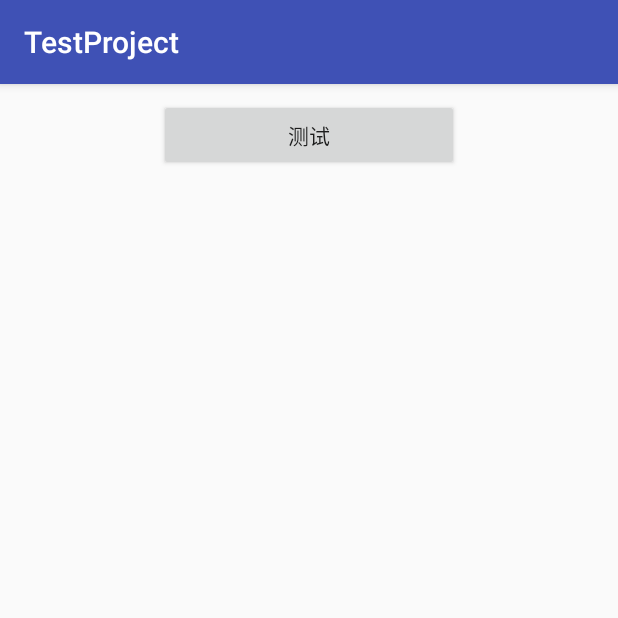
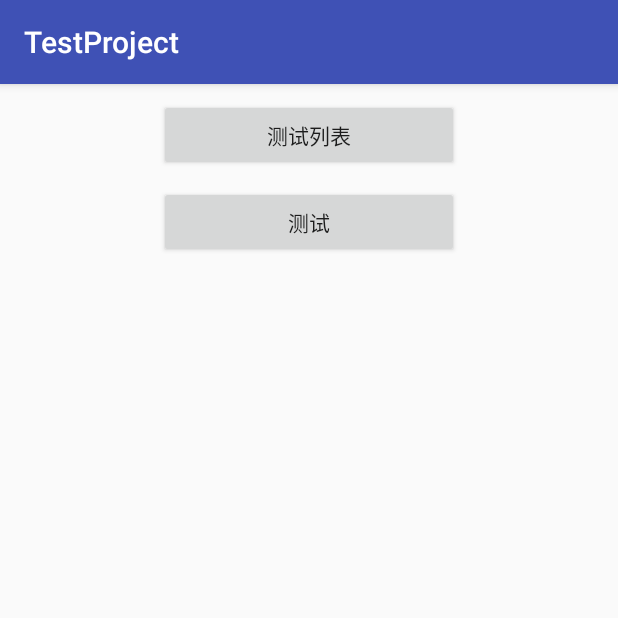
Before and after one commit to SwastikaFHF/scrollHeadView, an Android app: the screen it shows after launch (MainActivity), on a phone screen of 412 x 824 dp, the top half of it. Run offline under Robolectric (Android 15) with nearby library versions, the light colour scheme and no system bars.

Commit message:
优化代码结构

```diff
--- a/app/src/main/java/com/aitangba/testproject/MainActivity.java
+++ b/app/src/main/java/com/aitangba/testproject/MainActivity.java
@@ -7,6 +7,7 @@ import android.support.v7.app.AlertDialog;
 import android.support.v7.app.AppCompatActivity;
 import android.view.View;
 
+import com.aitangba.testproject.amap.LocationTestActivity;
 import com.aitangba.testproject.baseui.test.LoadingTestActivity;
 import com.aitangba.testproject.calendarview.CalendarActivity;
 import com.aitangba.testproject.cornerrectangle.CornerRectangleActivity;
@@ -17,9 +18,11 @@ import com.aitangba.testproject.flowlayout.FlowViewActivity;
 import com.aitangba.testproject.fragment.FragmentTestActivity;
 import com.aitangba.testproject.horizonscroll.HorizonScrollActivity;
 import com.aitangba.testproject.horizonscroll.HorizonScrollTestActivity;
+import com.aitangba.testproject.horizonscrollview.HorizonScrollAdActivity;
 import com.aitangba.testproject.irregularview.IrregularViewActivity;
 import com.aitangba.testproject.lightadapter.viewmodel.LightAdapterActivity;
 import com.aitangba.testproject.loadingview.LoadViewActivity;
+import com.aitangba.testproject.login.DrawTestActivity;
 import com.aitangba.testproject.multiadapter.ui.MultiAdapterActivity;
 import com.aitangba.testproject.numberpicker.NumberPickerActivity;
 import com.aitangba.testproject.paging.PagingListViewActivity;
@@ -47,32 +50,34 @@ public class MainActivity extends AppCompatActivity {
 
     private ArrayList<ActivityInfo> activityInfoList = new ArrayList<>();
     {
-        activityInfoList.add(new ActivityInfo("选择数字", NumberPickerActivity.class));
         activityInfoList.add(new ActivityInfo("水平滚动", HorizonScrollActivity.class));
+        activityInfoList.add(new ActivityInfo("水平滑动", HorizonScrollTestActivity.class));
         activityInfoList.add(new ActivityInfo("垂直滚动", ListViewActivity.class));
+        activityInfoList.add(new ActivityInfo("水平滑动广告图", HorizonScrollAdActivity.class));
+
         activityInfoList.add(new ActivityInfo("自定义Swipe", CustomSwipeActivity.class));
-        activityInfoList.add(new ActivityInfo("水平滑动", HorizonScrollTestActivity.class));
         activityInfoList.add(new ActivityInfo("自定义多样式adapter", MultiAdapterActivity.class));
         activityInfoList.add(new ActivityInfo("自定义多样式view_page", ViewPageActivity.class));
         activityInfoList.add(new ActivityInfo("自定义圆角背景的TextView", CornerRectangleActivity.class));
-        activityInfoList.add(new ActivityInfo("可滑动的activity", SlidingMenuActivity.class));
-        activityInfoList.add(new ActivityInfo("水平滑动广告图", com.aitangba.testproject.horizonscrollview.HorizonScrollActivity.class));
-        activityInfoList.add(new ActivityInfo("YouTube", YoutubeActivity.class));
-        activityInfoList.add(new ActivityInfo("边缘效应", EffectActivity.class));
         activityInfoList.add(new ActivityInfo("自定义progressbar", ProgressbarActivity.class));
         activityInfoList.add(new ActivityInfo("自定义Path", PathActivity.class));
+        activityInfoList.add(new ActivityInfo("自定义加载View", LoadViewActivity.class));
+
+        activityInfoList.add(new ActivityInfo("选择数字", NumberPickerActivity.class));
         activityInfoList.add(new ActivityInfo("WheelView", WheelViewActivity.class));
+        activityInfoList.add(new ActivityInfo("YouTube", YoutubeActivity.class));
+        activityInfoList.add(new ActivityInfo("可滑动的activity", SlidingMenuActivity.class));
+        activityInfoList.add(new ActivityInfo("边缘效应", EffectActivity.class));
         activityInfoList.add(new ActivityInfo("嵌套滑动ViewGroup", NestedScrollActivity.class));
         activityInfoList.add(new ActivityInfo("lightAdapter", LightAdapterActivity.class));
-        activityInfoList.add(new ActivityInfo("自定义加载View", LoadViewActivity.class));
         activityInfoList.add(new ActivityInfo("ubb转换", UbbActivity.class));
-        activityInfoList.add(new ActivityInfo("登录测试", com.aitangba.testproject.login.MainActivity.class));
+        activityInfoList.add(new ActivityInfo("登录测试", DrawTestActivity.class));
         activityInfoList.add(new ActivityInfo("删除动画测试", RemoveItemActivity.class));
         activityInfoList.add(new ActivityInfo("不规则图形测试", IrregularViewActivity.class));
 
-        activityInfoList.add(new ActivityInfo("登录测试", LoadingTestActivity.class));
+        activityInfoList.add(new ActivityInfo("加载测试", LoadingTestActivity.class));
         activityInfoList.add(new ActivityInfo("分页", PagingListViewActivity.class));
-        activityInfoList.add(new ActivityInfo("ThreadPoolActivity", ThreadPoolActivity.class));
+        activityInfoList.add(new ActivityInfo("线程ThreadPoolActivity", ThreadPoolActivity.class));
         activityInfoList.add(new ActivityInfo("PagingRecyclerViewActivity", PagingRecyclerViewActivity.class));
         activityInfoList.add(new ActivityInfo("浮动View", FlowViewActivity.class));
         activityInfoList.add(new ActivityInfo("Drawable", DrawableTestActivity.class));
@@ -80,6 +85,8 @@ public class MainActivity extends AppCompatActivity {
         activityInfoList.add(new ActivityInfo("FragmentTestActivity", FragmentTestActivity.class));
         activityInfoList.add(new ActivityInfo("VolleyActivity", VolleyActivity.class));
         activityInfoList.add(new ActivityInfo("CalendarActivity", CalendarActivity.class));
+
+        activityInfoList.add(new ActivityInfo("权限测试", LocationTestActivity.class));
     }
 
     @Override
@@ -87,16 +94,17 @@ public class MainActivity extends AppCompatActivity {
         super.onCreate(savedInstanceState);
         setContentView(R.layout.activity_main);
 
-        findViewById(R.id.testBtn).setOnClickListener(new View.OnClickListener() {
+        findViewById(R.id.testListBtn).setOnClickListener(new View.OnClickListener() {
             @Override
             public void onClick(View v) {
-                MainActivity.this.onClick();
-            }
-        });
+
+                String[] titles = new String[activityInfoList.size()];
+
+                for(int i = 0, size = activityInfoList.size(); i < size ; i++) {
+                    titles[i] = activityInfoList.get(i).name;
                 }
 
-    private void onClick() {
-        new AlertDialog.Builder(this).setSingleChoiceItems(getTitles(), 0, new DialogInterface.OnClickListener() {
+                new AlertDialog.Builder(MainActivity.this).setSingleChoiceItems(titles, 0, new DialogInterface.OnClickListener() {
                     @Override
                     public void onClick(DialogInterface dialog, int which) {
                         dialog.dismiss();
@@ -105,15 +113,14 @@ public class MainActivity extends AppCompatActivity {
                     }
                 }).show();
             }
+        });
 
-    private String[] getTitles() {
-        String[] titles = new String[activityInfoList.size()];
-
-        for(int i = 0, size = activityInfoList.size(); i < size ; i++) {
-            titles[i] = activityInfoList.get(i).name;
+        findViewById(R.id.testBtn).setOnClickListener(new View.OnClickListener() {
+            @Override
+            public void onClick(View v) {
+                startActivity(HorizonScrollAdActivity.class);
             }
-
-        return titles;
+        });
     }
 
     private void startActivity(Class<?> activityClass) {
--- a/app/src/main/java/com/aitangba/testproject/amap/MainActivity.java
+++ b/app/src/main/java/com/aitangba/testproject/amap/LocationTestActivity.java
@@ -6,13 +6,15 @@ import android.support.v7.app.AppCompatActivity;
 
 import com.amap.api.location.AMapLocation;
 
-public class MainActivity extends AppCompatActivity {
+public class LocationTestActivity extends AppCompatActivity {
 
     private AMapHelper aMapHelper;
 
     @Override
     protected void onCreate(Bundle savedInstanceState) {
         super.onCreate(savedInstanceState);
+
+        aMapHelper = new AMapHelper(this);
 
         aMapHelper.startLocation(new AMapHelper.Callback() {
             @Override
--- a/app/src/main/java/com/aitangba/testproject/horizonscrollview/HorizonScrollActivity.java
+++ b/app/src/main/java/com/aitangba/testproject/horizonscrollview/HorizonScrollAdActivity.java
@@ -10,7 +10,7 @@ import com.aitangba.testproject.slideback.slidinglayout.BaseActivity;
  * Created by fhf11991 on 2016/9/1.
  */
 
-public class HorizonScrollActivity extends BaseActivity {
+public class HorizonScrollAdActivity extends BaseActivity {
 
     @Override
     protected void onCreate(@Nullable Bundle savedInstanceState) {
--- a/app/src/main/java/com/aitangba/testproject/removeitem/BaseItemAnimator.java
+++ b/app/src/main/java/com/aitangba/testproject/removeitem/BaseItemAnimator.java
@@ -20,7 +20,6 @@ package com.aitangba.testproject.removeitem;
  */
 
 
-import android.support.v4.animation.AnimatorCompatHelper;
 import android.support.v4.view.ViewCompat;
 import android.support.v4.view.ViewPropertyAnimatorCompat;
 import android.support.v4.view.ViewPropertyAnimatorListener;
@@ -500,7 +499,7 @@ public abstract class BaseItemAnimator extends SimpleItemAnimator {
     }
 
     private void resetAnimation(RecyclerView.ViewHolder holder) {
-        AnimatorCompatHelper.clearInterpolator(holder.itemView);
+//        AnimatorCompatHelper.clearInterpolator(holder.itemView);
         endAnimation(holder);
     }
 
--- a/app/src/main/java/com/aitangba/testproject/threadpool/ThreadPoolActivity.java
+++ b/app/src/main/java/com/aitangba/testproject/threadpool/ThreadPoolActivity.java
@@ -10,7 +10,7 @@ import android.widget.TextView;
 import android.widget.Toast;
 
 import com.aitangba.testproject.R;
-import com.alibaba.fastjson.JSON;
+import com.google.gson.Gson;
 
 import java.util.ArrayList;
 import java.util.List;
@@ -81,7 +81,7 @@ public class ThreadPoolActivity extends AppCompatActivity {
         if (resultCode == RESULT_OK && requestCode == PhotoPicker.REQUEST_CODE) {
             if (data != null) {
                 mPhotos = data.getStringArrayListExtra(PhotoPicker.KEY_SELECTED_PHOTOS);
-                mTextView.setText(JSON.toJSONString(mPhotos));
+                mTextView.setText(new Gson().toJson(mPhotos));
             }
         }
     }
--- a/app/src/main/res/layout/activity_login_test.xml
+++ b/app/src/main/res/layout/activity_login_test.xml
@@ -21,6 +21,7 @@
     <com.aitangba.testproject.login.CustomView
         android:id="@+id/custom"
         android:layout_width="2dp"
-                                               android:layout_height="2dp"
-    android:background="@color/colorAccent"></com.aitangba.testproject.login.CustomView>
+        android:layout_height="2dp"
+        android:background="@color/colorAccent"/>
+
 </LinearLayout>
--- a/app/src/main/res/layout/activity_main.xml
+++ b/app/src/main/res/layout/activity_main.xml
@@ -11,6 +11,11 @@
         android:orientation="vertical">
 
         <Button
+            android:id="@+id/testListBtn"
+            style="@style/MainBigButton"
+            android:text="测试列表"/>
+
+        <Button
             android:id="@+id/testBtn"
             style="@style/MainBigButton"
             android:text="测试"/>
--- a/build.gradle
+++ b/build.gradle
@@ -15,6 +15,7 @@ buildscript {
 allprojects {
     repositories {
         jcenter()
+        google()
     }
 }
 
```
Also changed, not shown: app/build.gradle (+14 -8 lines), app/src/main/AndroidManifest.xml (+5 -2 lines), app/src/main/java/com/aitangba/testproject/lightadapter/ui/BaseAdapterActivity.java (+5 -4 lines), app/src/main/java/com/aitangba/testproject/login/DrawTestActivity.java (renamed from app/src/main/java/com/aitangba/testproject/login/MainActivity.java, +3 -4 lines), app/src/main/java/com/aitangba/testproject/slideback/slidingmenu/lib/CustomViewAbove.java (+5 -6 lines). Lines whose indentation alone changed are shown as unchanged.
